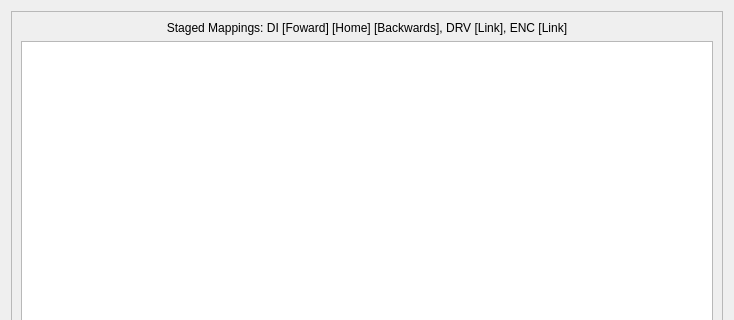
First picture: the form in lcls_user_motor_gui/ui/mapping_window.ui, repository ctslac/lcls-user-motor-gui, before the edit; both pictures show x 0 to 734 and y 0 to 320 of the 734 by 601 pixel window.
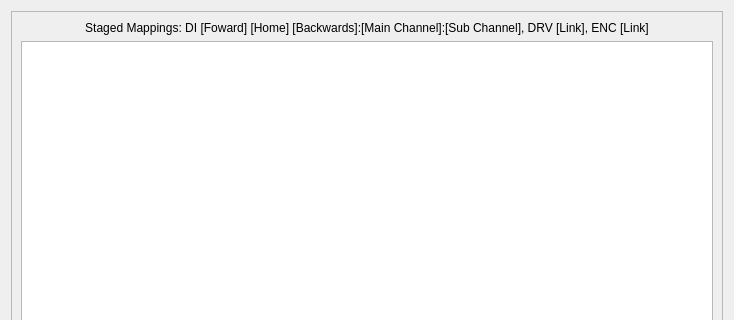
Second picture: the form after the edit.

What changed in the file:
```diff
--- a/lcls_user_motor_gui/ui/mapping_window.ui
+++ b/lcls_user_motor_gui/ui/mapping_window.ui
@@ -34,7 +34,7 @@
          <item>
           <widget class="QLabel" name="label">
            <property name="text">
-            <string>Staged Mappings: DI [Foward] [Home] [Backwards], DRV [Link], ENC [Link]</string>
+            <string>Staged Mappings: DI [Foward] [Home] [Backwards]:[Main Channel]:[Sub Channel], DRV [Link], ENC [Link]</string>
            </property>
            <property name="alignment">
             <set>Qt::AlignCenter</set>
```
